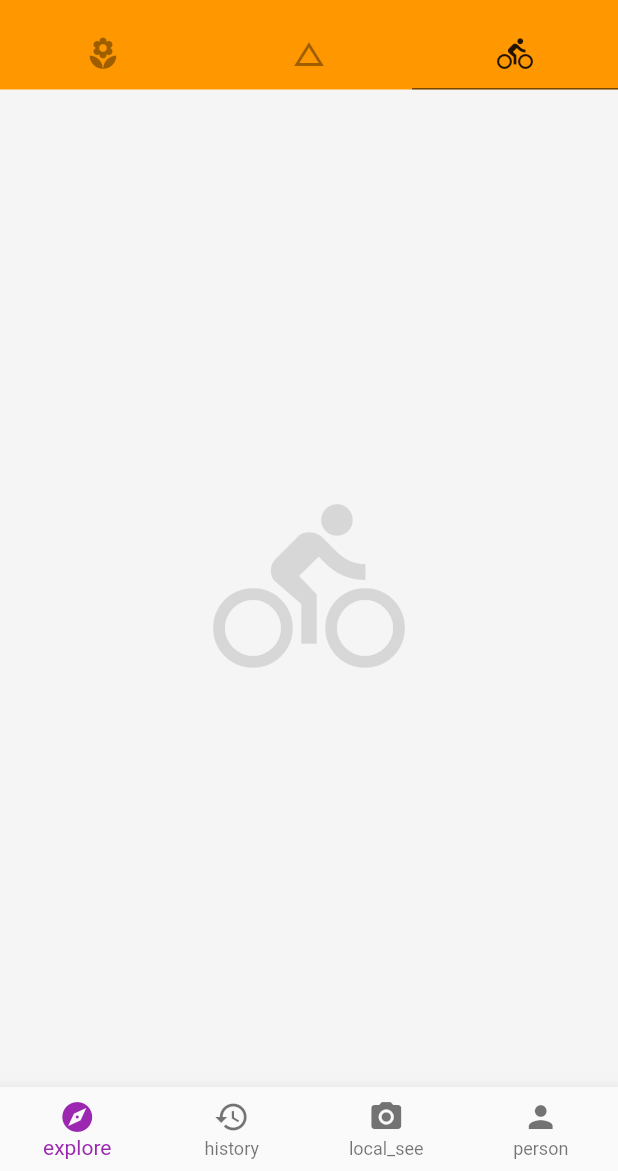
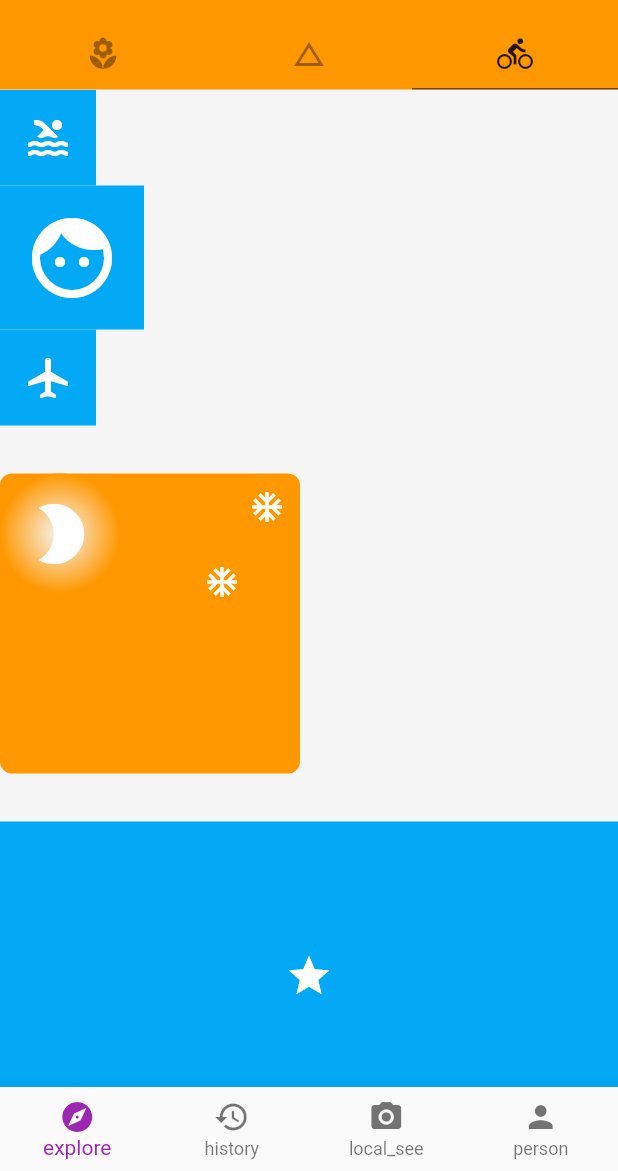
Before and after one commit to Ccixyj/flutter_start, a Flutter app: the screen it shows after launch, tab 3 chosen, on a phone screen of 412 x 824 dp, the part 65-1236 px from its top. Run offline on Flutter 3.47's test engine with Material 2 defaults, Android fonts, the phone set to English and light mode, and no system bars; network calls fail; statements that could not run were skipped.

Commit message:
LayoutDemo.dart

```diff
--- a/lib/me/start/bottom/MyBottom.dart
+++ b/lib/me/start/bottom/MyBottom.dart
@@ -7,7 +7,7 @@ class MyBottom extends StatefulWidget {
 
 class _MyBottomState extends State<MyBottom> {
   var _index = 0;
-
+  Collec
   void _clickHandler(int value) {
     setState(() {
       _index = value;
--- a/lib/me/start/page/Home.dart
+++ b/lib/me/start/page/Home.dart
@@ -2,6 +2,7 @@ import 'package:flutter/material.dart';
 import 'package:flutter_start/me/start/bottom/MyBottom.dart';
 import 'package:flutter_start/me/start/drawer/MyDrawer.dart';
 import 'package:flutter_start/me/start/widgets/BasicDemo.dart';
+import 'package:flutter_start/me/start/widgets/LayoutDemo.dart';
 import 'package:flutter_start/me/start/widgets/ListViewImages.dart';
 
 class Home extends StatelessWidget {
@@ -67,9 +68,7 @@ class Home extends StatelessWidget {
         body: TabBarView(children: <Widget>[
           ListViewImages(),
           BasicDemo(),
-          Tab(
-            icon: Icon(Icons.directions_bike, size: 128, color: Colors.black12),
-          )
+          LayoutDemo(),
         ]),
         drawer: MyDrawer(),
         endDrawer: Container(
--- /dev/null
+++ b/lib/me/start/widgets/LayoutDemo.dart
@@ -0,0 +1,128 @@
+import 'package:flutter/material.dart';
+
+class LayoutDemo extends StatelessWidget {
+  @override
+  Widget build(BuildContext context) {
+    return ListView(
+      children: <Widget>[
+        Column(
+          mainAxisAlignment: MainAxisAlignment.spaceAround,
+          crossAxisAlignment: CrossAxisAlignment.start,
+          children: <Widget>[
+            IconBadge(Icons.pool),
+            IconBadge(
+              Icons.face,
+              size: 64,
+            ),
+            IconBadge(Icons.airplanemode_active),
+            SizedBox(
+              height: 32,
+            ),
+            new StackDemo(),
+            SizedBox(
+              height: 32,
+            ),
+            AspectRatioDemo(),
+            SizedBox(
+              height: 32,
+            ),
+            Row(children: <Widget>[
+              ConstrainedBox(
+                constraints: BoxConstraints.tight(Size(140, 100)),
+                child: IconBadge(Icons.access_alarm),
+              ),
+              ConstrainedBox(
+                constraints: BoxConstraints.loose(Size(100, 150)),
+                child: IconBadge(Icons.access_alarm),
+              )
+            ],),
+          ],
+        )
+      ],
+    );
+  }
+}
+
+class AspectRatioDemo extends StatelessWidget {
+  const AspectRatioDemo({
+    Key key,
+  }) : super(key: key);
+
+  @override
+  Widget build(BuildContext context) {
+    return AspectRatio(
+      aspectRatio: 1 / 0.5,
+      child: IconBadge(Icons.star),
+    );
+  }
+}
+
+class StackDemo extends StatelessWidget {
+  const StackDemo({
+    Key key,
+  }) : super(key: key);
+
+  @override
+  Widget build(BuildContext context) {
+    return Stack(
+      children: <Widget>[
+        Container(
+          width: 200,
+          height: 200,
+          alignment: Alignment(-0.5, 0.2),
+          decoration: BoxDecoration(
+              color: Colors.orange, borderRadius: BorderRadius.circular(8)),
+          child: null,
+        ),
+        Container(
+          width: 80,
+          height: 80,
+          decoration: BoxDecoration(
+              shape: BoxShape.circle,
+              gradient:
+                  RadialGradient(colors: [Colors.grey[100], Colors.orange])),
+          child: Icon(
+            Icons.brightness_2,
+            size: 48,
+            color: Colors.white,
+          ),
+        ),
+        Positioned(
+            right: 10,
+            top: 10,
+            child: Icon(
+              Icons.ac_unit,
+              color: Colors.white,
+            )),
+        Positioned(
+            right: 40,
+            top: 60,
+            child: Icon(
+              Icons.ac_unit,
+              color: Colors.white,
+            )),
+      ],
+    );
+  }
+}
+
+class IconBadge extends StatelessWidget {
+  final IconData icon;
+  final double size;
+
+  IconBadge(this.icon, {this.size = 32});
+
+  @override
+  Widget build(BuildContext context) {
+    return Container(
+      width: size + 32,
+      height: size + 32,
+      color: Colors.lightBlue,
+      child: Icon(
+        icon,
+        size: this.size,
+        color: Colors.white,
+      ),
+    );
+  }
+}
```
